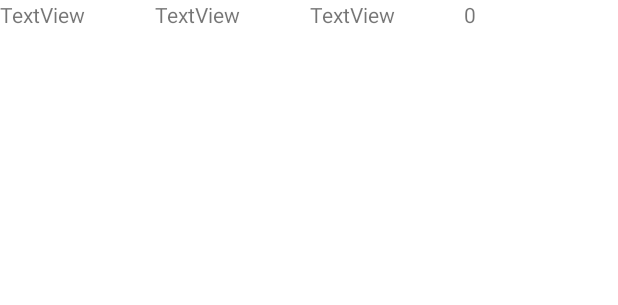
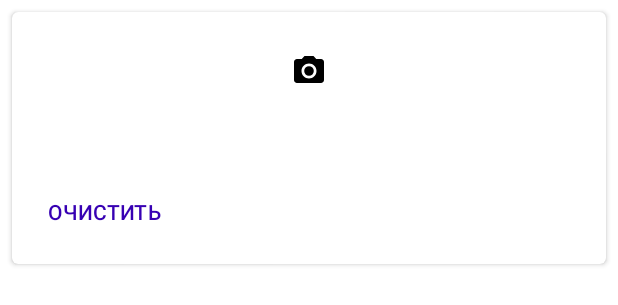
Before and after one commit to TimofeySin/GeminiStore, an Android app: the layout order_goods_item.xml on its own in the app's theme, with its tools: preview values and no code run, on a phone screen of 412 x 824 dp. Shown: the top 305 px of the screen. Run offline under Robolectric (Android 15) with nearby library versions, the phone set to English and light mode, and no system bars; Roboto replaces fonts that are not available here.

Commit message:
Собрал все модели и хмл нарисовал для заказа

```diff
--- a/app/src/main/java/com/example/geministore/services/retrofit/RetrofitDataModelCodes.kt
+++ b/app/src/main/java/com/example/geministore/services/retrofit/RetrofitDataModelCodes.kt
@@ -1,7 +1,5 @@
 package com.example.geministore.services.retrofit
 
-
-import com.example.geministore.ui.order.DataModelCodes
 import com.google.gson.annotations.Expose
 import com.google.gson.annotations.SerializedName
 
@@ -14,7 +12,4 @@ class RetrofitDataModelCodes{
         return code
     }
 
-    fun RetrofitDataModelCodes.toDataModelCodes() = DataModelCodes(
-        code = code
-    )
 }
--- a/app/src/main/java/com/example/geministore/ui/order/DataModelCodes.kt
+++ b/app/src/main/java/com/example/geministore/ui/order/DataModelCodes.kt
@@ -1,8 +1,10 @@
 package com.example.geministore.ui.order
 
-class DataModelCodes(code: String) {
+import com.example.geministore.services.retrofit.RetrofitDataModelCodes
+
+class DataModelCodes(code: RetrofitDataModelCodes) {
      var code: String = ""
      init{
-          this.code = code
+          this.code = code.getCode()
      }
 }
--- a/app/src/main/res/layout/order_goods_item.xml
+++ b/app/src/main/res/layout/order_goods_item.xml
@@ -1,30 +1,71 @@
 <?xml version="1.0" encoding="utf-8"?>
-<LinearLayout xmlns:android="http://schemas.android.com/apk/res/android"
-    android:layout_width="match_parent"
-    android:layout_height="wrap_content">
-    <TextView
-        android:id="@+id/id"
+<FrameLayout xmlns:android="http://schemas.android.com/apk/res/android"
+    xmlns:app="http://schemas.android.com/apk/res-auto"
     android:layout_width="match_parent"
     android:layout_height="wrap_content"
-        android:layout_weight="1"
-        android:text="TextView" />
-    <TextView
-        android:id="@+id/weight"
+    android:orientation="vertical" >
+
+    <androidx.cardview.widget.CardView
         android:layout_width="match_parent"
         android:layout_height="wrap_content"
-        android:layout_weight="1"
-        android:text="TextView" />
+        android:layout_margin="8sp"
+        app:cardCornerRadius="4sp">
+
+        <LinearLayout
+            android:layout_width="match_parent"
+            android:layout_height="match_parent"
+            android:orientation="vertical"
+            android:padding="8sp">
 
             <TextView
-        android:id="@+id/namegoods"
+                android:id="@+id/good_description"
+                android:layout_width="match_parent"
+                android:layout_height="wrap_content" />
+
+            <ImageView
+                android:id="@+id/good_image"
                 android:layout_width="match_parent"
                 android:layout_height="wrap_content"
-        android:layout_weight="1"
-        android:text="TextView" />
+                android:contentDescription="@string/good_images"
+                app:srcCompat="@drawable/ic_menu_camera" />
+
             <TextView
-        android:id="@+id/quantity"
+                android:id="@+id/good_comment"
+                android:layout_width="match_parent"
+                android:layout_height="wrap_content" />
+
+            <TextView
+                android:id="@+id/good_price"
                 android:layout_width="match_parent"
                 android:layout_height="wrap_content"
-        android:layout_weight="1"
-        android:text="0" />
+                android:paddingTop="8sp"
+                android:paddingBottom="8sp" />
+
+            <LinearLayout
+                android:layout_width="match_parent"
+                android:layout_height="match_parent"
+                android:orientation="horizontal">
+
+                <Button
+                    android:id="@+id/button_clear"
+                    style="@style/Widget.AppCompat.Button.ButtonBar.AlertDialog"
+                    android:layout_width="wrap_content"
+                    android:layout_height="wrap_content"
+                    android:backgroundTint="@android:color/transparent"
+                    android:insetTop="0sp"
+                    android:insetBottom="0sp"
+                    android:shadowColor="@android:color/transparent"
+                    android:text="@string/button_clear"
+                    android:textAlignment="viewStart"
+                    android:textColor="@color/purple_700"
+                    app:iconPadding="0sp" />
+
+                <TextView
+                    android:id="@+id/good_total"
+                    android:layout_width="match_parent"
+                    android:layout_height="match_parent" />
             </LinearLayout>
+
+        </LinearLayout>
+    </androidx.cardview.widget.CardView>
+</FrameLayout>
--- a/app/src/main/res/values/strings.xml
+++ b/app/src/main/res/values/strings.xml
@@ -28,8 +28,8 @@
 
     <string name="comment_order_head">Комментарий к заказу</string>
     <string name="comment_client_head">Комментарий к клиенту</string>
-
-
+    <string name="good_images">Изображение товара</string>
+    <string name="button_clear">Очистить</string>
     <!-- Settings Activity Title -->
     <string name="title_activity_settings">Настройки</string>
 
```
Also changed, not shown: app/src/main/java/com/example/geministore/services/retrofit/RetrofitDataModelOrder.kt (+8 -12 lines), app/src/main/java/com/example/geministore/services/retrofit/RetrofitDataModelOrderGoods.kt (+28 -16 lines), app/src/main/java/com/example/geministore/ui/order/DataModelOrder.kt (+20 -6 lines), app/src/main/java/com/example/geministore/ui/order/DataModelOrderGoods.kt (+20 -26 lines), app/src/main/java/com/example/geministore/ui/order/OrderFragment.kt (line endings or trailing spaces). Lines whose indentation alone changed are shown as unchanged.
